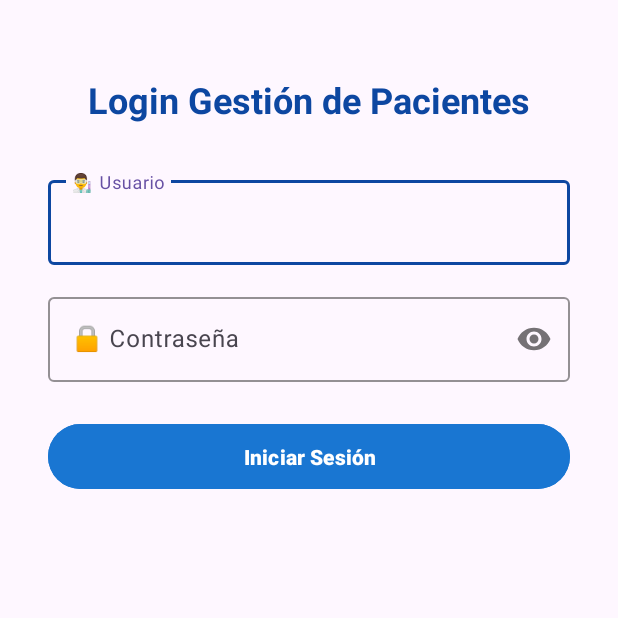
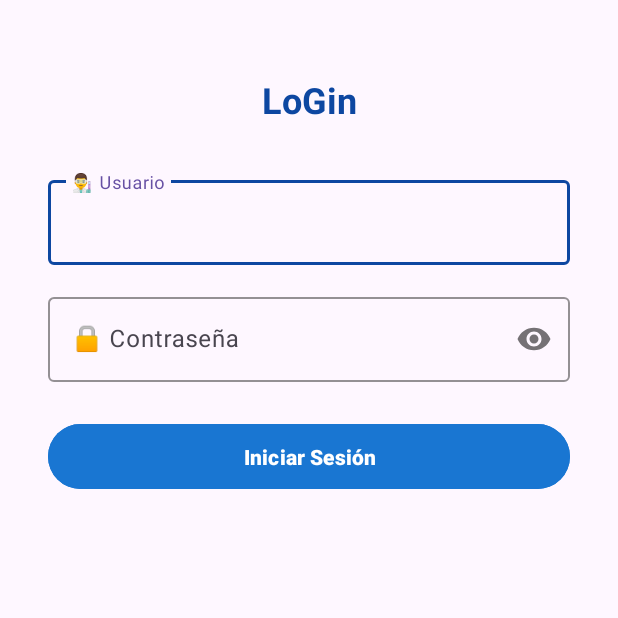
Before and after one commit to AnthonyPc26/App_Gestion_De_Pacientes, an Android app: the screen it shows after launch (MainActivity), on a phone screen of 412 x 824 dp, the top half of it. Run offline under Robolectric (Android 15) with nearby library versions, the phone set to English and light mode, and no system bars.

Commit message:
Update activity_main.xml
login

```diff
--- a/app/src/main/res/layout/activity_main.xml
+++ b/app/src/main/res/layout/activity_main.xml
@@ -12,7 +12,7 @@
         android:id="@+id/tvTitulo"
         android:layout_width="wrap_content"
         android:layout_height="wrap_content"
-        android:text="Login Gestión de Pacientes"
+        android:text="LoGin"
         android:textSize="24sp"
         android:textStyle="bold"
         android:textColor="#0D47A1"
```
